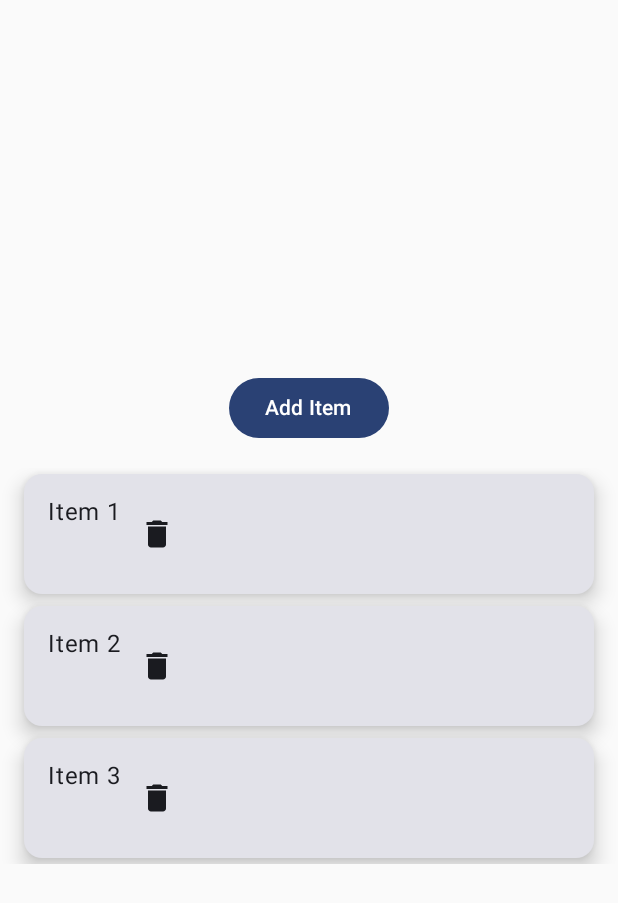
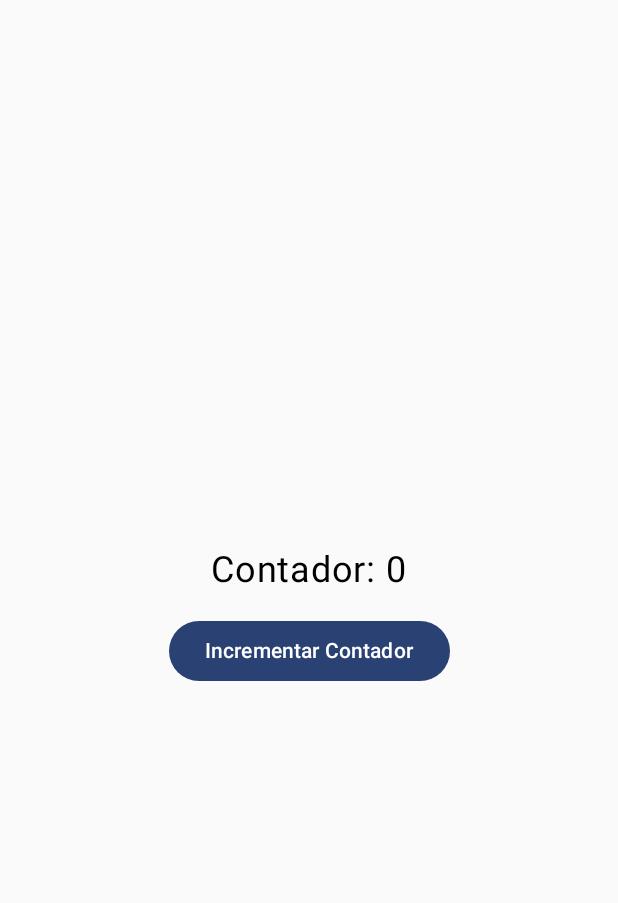
Before and after one commit to oujinniao/CursoJetpackCompose, an Android app built with Jetpack Compose: the screen it shows after launch (MainActivity), on a phone screen of 412 x 824 dp. Shown: the top 903 px of the screen. Run offline under Robolectric (Android 15) with nearby library versions, the phone set to English and light mode, and no system bars.

```diff
--- a/app/src/main/java/com/example/cursodejetpackcompose/MainActivity.kt
+++ b/app/src/main/java/com/example/cursodejetpackcompose/MainActivity.kt
@@ -25,11 +25,16 @@ import androidx.compose.material3.IconButton
 import androidx.compose.material3.MaterialTheme
 import androidx.compose.material3.Text
 import androidx.compose.runtime.Composable
+import androidx.compose.runtime.LaunchedEffect
+import androidx.compose.runtime.getValue
 import androidx.compose.runtime.mutableStateListOf
+import androidx.compose.runtime.mutableStateOf
 import androidx.compose.runtime.remember
+import androidx.compose.runtime.setValue
 import androidx.compose.ui.Alignment
 import androidx.compose.ui.Modifier
 import androidx.compose.ui.unit.dp
+import androidx.compose.ui.unit.sp
 import com.example.cursodejetpackcompose.ui.theme.CursoDeJetpackComposeTheme
 
 
@@ -46,12 +51,64 @@ class MainActivity : ComponentActivity() {
                 //MyScreen2()
                 //CounterScreen()
                 //MyDerivedState()
-                MyMutableStateListOf()
+                //MyMutableStateListOf()
+                CounterCicleDeVida()
 
             }
         }
     }
+
+    @Composable
+    fun CounterCicleDeVida() {
+
+        var counter by remember {mutableStateOf(0)}
+
+        LaunchedEffect(Unit) {
+
+            println("Componente creado por primera vez")
+
+        }
+        println("Recomposición en proceso")
+
+        Column(
+            modifier=Modifier.fillMaxSize(),
+            horizontalAlignment=Alignment.CenterHorizontally,
+            verticalArrangement=Arrangement.Center
+
+        ){
+            Text(
+                text="Contador: $counter",
+                fontSize=24.sp)
+            Spacer(modifier=Modifier.height(16.dp))
+
+                Button(
+                    onClick={counter++}
+                ){
+                Text(
+                    text="Incrementar Contador"
+                )
+
+            }
+
+
+
+
+
+        }
+
+    }
+
+
+
+
+
+
+
+
 }
+
+
+
 
 @Composable
 fun MyMutableStateListOf() {
```
